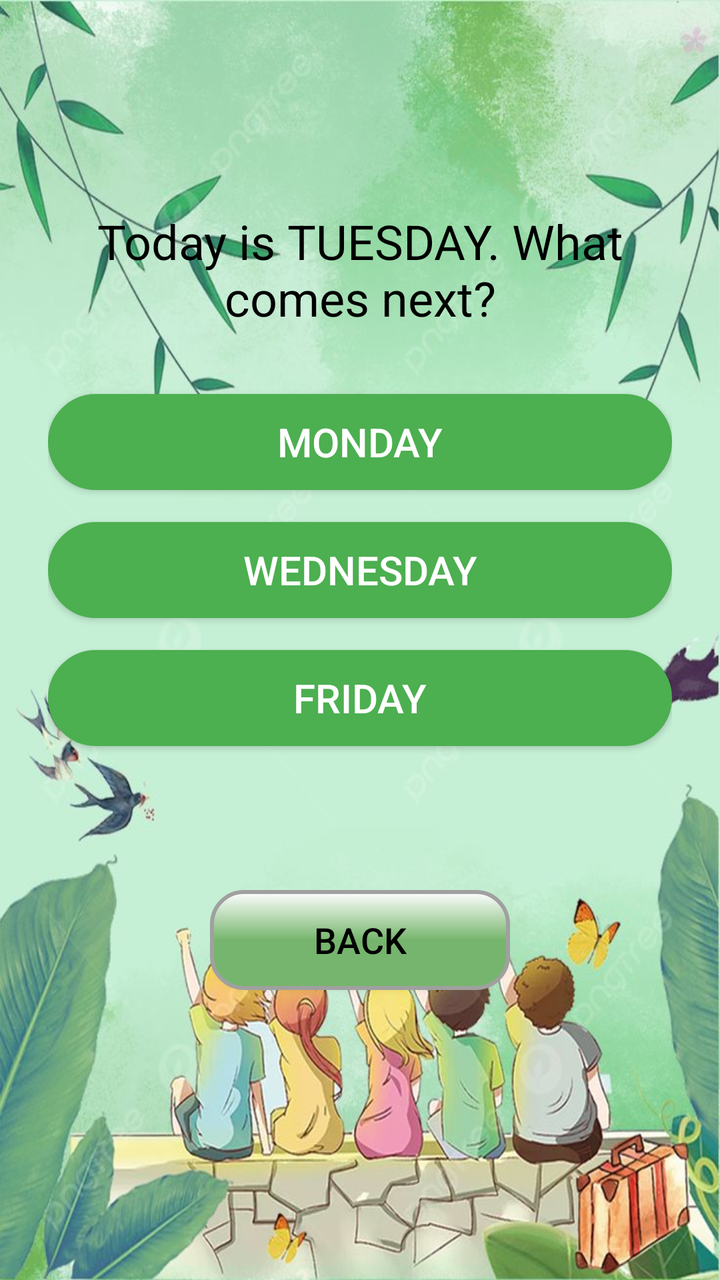
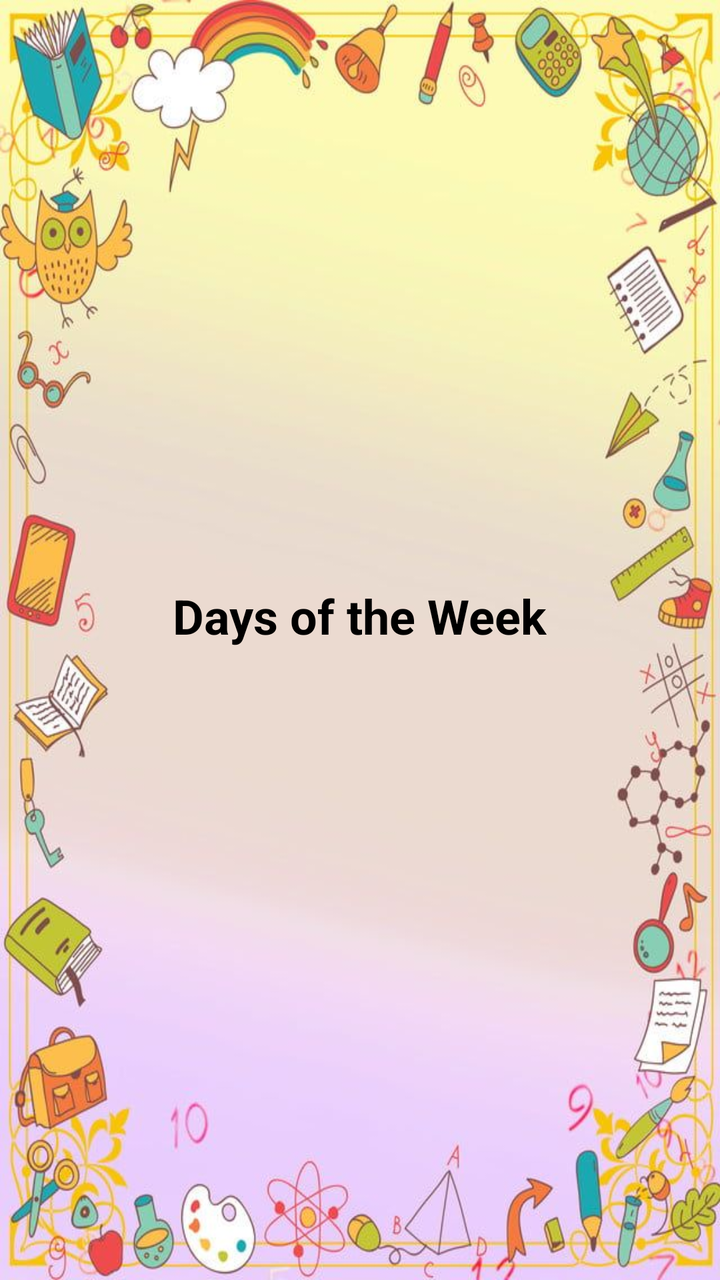

Two renders of the same Android screen: before a commit and after it. Below are the layout's source before the change and the commit's diff.
<!-- AndroidManifest.xml: application theme AppTheme -->
<!-- res/layout/activity_what_comes_next.xml -->
<?xml version="1.0" encoding="utf-8"?>
<LinearLayout
    xmlns:android="http://schemas.android.com/apk/res/android"
    android:orientation="vertical"
    android:padding="24dp"
    android:layout_width="match_parent"
    android:layout_height="match_parent"
    android:background="@drawable/background5"
    android:gravity="center">

    <TextView
        android:id="@+id/questionTextView"
        android:layout_width="wrap_content"
        android:layout_height="wrap_content"
        android:text="Today is TUESDAY. What comes next?"
        android:textSize="24sp"
        android:textColor="@color/black"
        android:gravity="center"
        android:layout_marginBottom="32dp" />

    <Button
        android:id="@+id/optionButton1"
        android:layout_width="match_parent"
        android:layout_height="wrap_content"
        android:text="Monday"
        android:textSize="20sp"
        android:background="@drawable/round_corners"
        android:backgroundTint="@color/green"
        android:textColor="@android:color/white"
        android:layout_marginBottom="16dp"/>

    <Button
        android:id="@+id/optionButton2"
        android:layout_width="match_parent"
        android:layout_height="wrap_content"
        android:text="Wednesday"
        android:textSize="20sp"
        android:background="@drawable/round_corners"
        android:backgroundTint="@color/green"
        android:textColor="@android:color/white"
        android:layout_marginBottom="16dp"/>

    <Button
        android:id="@+id/optionButton3"
        android:layout_width="match_parent"
        android:layout_height="wrap_content"
        android:text="Friday"
        android:textSize="20sp"
        android:background="@drawable/round_corners"
        android:backgroundTint="@color/green"
        android:textColor="@android:color/white"
        android:layout_marginBottom="32dp"/>

    <Button
        android:id="@+id/backButton"
        android:layout_width="150dp"
        android:layout_height="50dp"
        android:text="BACK"
        android:textSize="18sp"
        android:layout_marginTop="40dp"
        android:layout_gravity="center"
        android:background="@drawable/button_3d_round"
        android:textColor="@android:color/black"/>


    <TextView
        android:id="@+id/feedbackTextView"
        android:layout_width="wrap_content"
        android:layout_height="wrap_content"
        android:text=""
        android:textSize="18sp"
        android:textColor="@color/black"
        android:layout_marginTop="16dp" />

    
    <Button
        android:id="@+id/backToPortalButton"
        android:layout_width="wrap_content"
        android:layout_height="wrap_content"
        android:text="Back to Portal"
        android:textSize="18sp"
        android:visibility="gone"
        android:layout_marginTop="32dp"
        android:backgroundTint="@color/green"
        android:textColor="@android:color/white" />
</LinearLayout>
<!-- resources referenced by this layout -->
<resources>
  <color name="black">#FF000000</color>
  <color name="green">#4CAF50</color>
  <!-- drawable background5: jpeg bitmap (drawable, 87955 bytes) -->
  <!-- drawable button_3d_round (drawable) -->
  <?xml version="1.0" encoding="utf-8"?>
  <layer-list xmlns:android="http://schemas.android.com/apk/res/android">
      
      <item
          android:right="2dp"
          android:left="2dp"
          android:top="2dp"
          android:bottom="2dp">
          <shape>
              <solid android:color="#88000000"/> 
              <corners android:radius="16dp"/> 
          </shape>
      </item>
  
      
      <item>
          <shape>
              <gradient
                  android:startColor="#FFFFFF"
              android:centerColor="#76B56D"
              android:endColor="#76B56D"
              android:angle="270"/>
              <corners android:radius="16dp"/> 
              <stroke
                  android:color="#A0A0A0"
              android:width="2dp"/>    
          </shape>
      </item>
  </layer-list>
  <!-- drawable round_corners (drawable) -->
  <?xml version="1.0" encoding="utf-8"?>
  <shape xmlns:android="http://schemas.android.com/apk/res/android">
      <solid android:color="#76B56D" /> 
      <corners android:radius="50dp" />
      <stroke
          android:color="#000000"
          android:width="2dp"/>
  </shape>
  <style name="AppTheme" parent="Theme.AppCompat.Light.NoActionBar">
          <item name="colorButtonNormal">@null</item>
      </style>
</resources>

<!-- the commit's change to res/layout/activity_what_comes_next.xml (unified diff, before → after) -->
@@ -1,86 +1,122 @@
 <?xml version="1.0" encoding="utf-8"?>
-<LinearLayout
-    xmlns:android="http://schemas.android.com/apk/res/android"
-    android:orientation="vertical"
-    android:padding="24dp"
+<FrameLayout xmlns:android="http://schemas.android.com/apk/res/android"
+    android:id="@+id/rootLayout"
     android:layout_width="match_parent"
     android:layout_height="match_parent"
-    android:background="@drawable/background5"
-    android:gravity="center">
-
-    <TextView
-        android:id="@+id/questionTextView"
-        android:layout_width="wrap_content"
-        android:layout_height="wrap_content"
-        android:text="Today is TUESDAY. What comes next?"
-        android:textSize="24sp"
-        android:textColor="@color/black"
-        android:gravity="center"
-        android:layout_marginBottom="32dp" />
-
-    <Button
-        android:id="@+id/optionButton1"
-        android:layout_width="match_parent"
-        android:layout_height="wrap_content"
-        android:text="Monday"
-        android:textSize="20sp"
-        android:background="@drawable/round_corners"
-        android:backgroundTint="@color/green"
-        android:textColor="@android:color/white"
-        android:layout_marginBottom="16dp"/>
-
-    <Button
-        android:id="@+id/optionButton2"
-        android:layout_width="match_parent"
-        android:layout_height="wrap_content"
-        android:text="Wednesday"
-        android:textSize="20sp"
-        android:background="@drawable/round_corners"
-        android:backgroundTint="@color/green"
-        android:textColor="@android:color/white"
-        android:layout_marginBottom="16dp"/>
-
-    <Button
-        android:id="@+id/optionButton3"
-        android:layout_width="match_parent"
-        android:layout_height="wrap_content"
-        android:text="Friday"
-        android:textSize="20sp"
-        android:background="@drawable/round_corners"
-        android:backgroundTint="@color/green"
-        android:textColor="@android:color/white"
-        android:layout_marginBottom="32dp"/>
-
-    <Button
-        android:id="@+id/backButton"
-        android:layout_width="150dp"
-        android:layout_height="50dp"
-        android:text="BACK"
-        android:textSize="18sp"
-        android:layout_marginTop="40dp"
-        android:layout_gravity="center"
-        android:background="@drawable/button_3d_round"
-        android:textColor="@android:color/black"/>
-
-
-    <TextView
-        android:id="@+id/feedbackTextView"
-        android:layout_width="wrap_content"
-        android:layout_height="wrap_content"
-        android:text=""
-        android:textSize="18sp"
-        android:textColor="@color/black"
-        android:layout_marginTop="16dp" />
+    android:background="@drawable/background7">
 
     
-    <Button
-        android:id="@+id/backToPortalButton"
-        android:layout_width="wrap_content"
-        android:layout_height="wrap_content"
-        android:text="Back to Portal"
-        android:textSize="18sp"
-        android:visibility="gone"
-        android:layout_marginTop="32dp"
-        android:backgroundTint="@color/green"
-        android:textColor="@android:color/white" />
-</LinearLayout>
+    <LinearLayout
+        android:id="@+id/introLayout"
+        android:layout_width="match_parent"
+        android:layout_height="match_parent"
+        android:orientation="vertical"
+        android:gravity="center"
+        android:padding="16dp"
+        android:visibility="visible">
+
+        <TextView
+            android:id="@+id/titleIntro"
+            android:layout_width="wrap_content"
+            android:layout_height="wrap_content"
+            android:text="Days of the Week"
+            android:textColor="#FF000000"
+            android:textSize="24sp"
+            android:textStyle="bold"
+            android:layout_marginBottom="24dp" />
+
+        <LinearLayout
+            android:id="@+id/daysContainer"
+            android:layout_width="match_parent"
+            android:layout_height="wrap_content"
+            android:orientation="vertical"
+            android:gravity="center" />
+    </LinearLayout>
+
+    
+    <ScrollView
+        xmlns:android="http://schemas.android.com/apk/res/android"
+        android:id="@+id/mainContent"
+        android:layout_width="match_parent"
+        android:layout_height="match_parent"
+        android:fillViewport="true"
+        android:padding="16dp"
+        android:visibility="gone">
+
+        <LinearLayout
+            android:layout_width="match_parent"
+            android:layout_height="match_parent"
+            android:orientation="vertical"
+            android:gravity="center"
+            android:padding="16dp">
+
+            <TextView
+                android:id="@+id/titleTextView"
+                android:layout_width="wrap_content"
+                android:layout_height="wrap_content"
+                android:text="Days of the Week"
+                android:textColor="#FF000000"
+                android:textSize="26sp"
+                android:textStyle="bold"
+                android:paddingBottom="16dp" />
+
+            <TextView
+                android:id="@+id/questionTextView"
+                android:layout_width="wrap_content"
+                android:layout_height="wrap_content"
+                android:text="What comes after ...?"
+                android:textSize="20sp"
+                android:paddingBottom="32dp" />
+
+            <Button
+                android:id="@+id/optionButton1"
+                android:layout_width="250dp"
+                android:layout_height="60dp"
+                android:backgroundTint="#FFCDD2"
+                android:background="@drawable/round_corners"
+                android:text="Option 1"
+                android:textSize="18sp"
+                android:layout_marginBottom="16dp" />
+
+            <Button
+                android:id="@+id/optionButton2"
+                android:layout_width="250dp"
+                android:layout_height="60dp"
+                android:backgroundTint="#D1C4E9"
+                android:background="@drawable/round_corners"
+                android:text="Option 2"
+                android:textSize="18sp"
+                android:layout_marginBottom="16dp" />
+
+            <Button
+                android:id="@+id/optionButton3"
+                android:layout_width="250dp"
+                android:layout_height="60dp"
+                android:backgroundTint="#BBDEFB"
+                android:background="@drawable/round_corners"
+                android:text="Option 3"
+                android:textSize="18sp"
+                android:layout_marginBottom="24dp" />
+
+            <TextView
+                android:id="@+id/feedbackTextView"
+                android:layout_width="wrap_content"
+                android:layout_height="wrap_content"
+                android:text=""
+                android:textSize="16sp"
+                android:textColor="#FF0000"
+                android:layout_marginBottom="24dp" />
+
+            <Button
+                android:id="@+id/backToPortalButton"
+                android:layout_width="250dp"
+                android:layout_height="60dp"
+                android:text="Back to Portal"
+                android:background="@drawable/round_corners"
+                android:backgroundTint="#D1C4E9"
+                android:textSize="18sp"
+                android:visibility="gone" />
+        </LinearLayout>
+    </ScrollView>
+
+</FrameLayout>
<!-- resource entries referenced after the edit -->
@@ -1,38 +1,6 @@
 <!-- resources referenced by this layout -->
 <resources>
-  <color name="black">#FF000000</color>
-  <color name="green">#4CAF50</color>
-  <!-- drawable background5: jpeg bitmap (drawable, 87955 bytes) -->
-  <!-- drawable button_3d_round (drawable) -->
-  <?xml version="1.0" encoding="utf-8"?>
-  <layer-list xmlns:android="http://schemas.android.com/apk/res/android">
-      
-      <item
-          android:right="2dp"
-          android:left="2dp"
-          android:top="2dp"
-          android:bottom="2dp">
-          <shape>
-              <solid android:color="#88000000"/> 
-              <corners android:radius="16dp"/> 
-          </shape>
-      </item>
-  
-      
-      <item>
-          <shape>
-              <gradient
-                  android:startColor="#FFFFFF"
-              android:centerColor="#76B56D"
-              android:endColor="#76B56D"
-              android:angle="270"/>
-              <corners android:radius="16dp"/> 
-              <stroke
-                  android:color="#A0A0A0"
-              android:width="2dp"/>    
-          </shape>
-      </item>
-  </layer-list>
+  <!-- drawable background7: jpeg bitmap (drawable, 73567 bytes) -->
   <!-- drawable round_corners (drawable) -->
   <?xml version="1.0" encoding="utf-8"?>
   <shape xmlns:android="http://schemas.android.com/apk/res/android">
